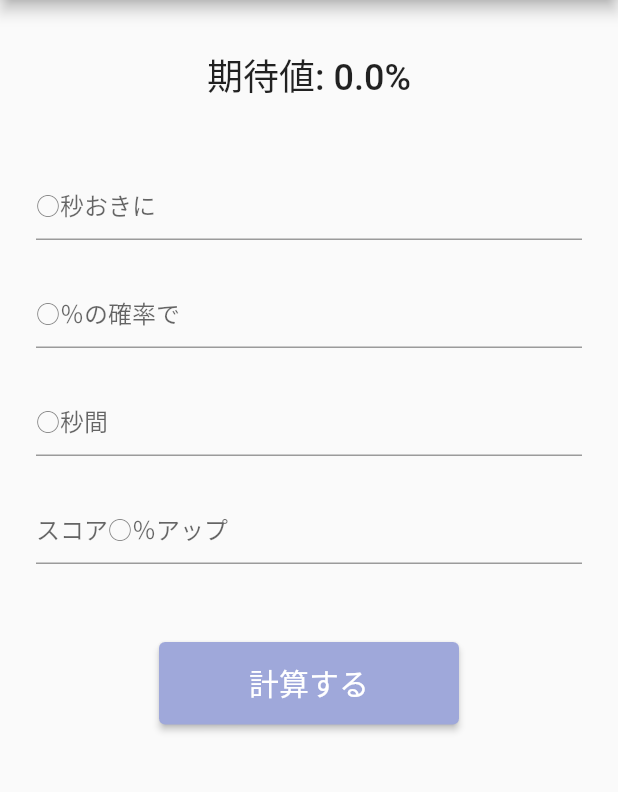
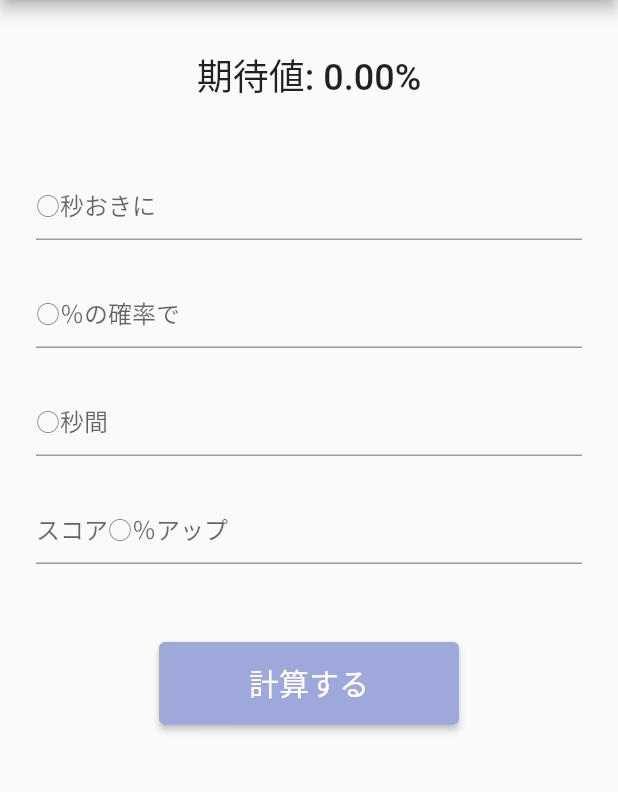
Before and after one commit to rerelurelu/UOA-EV-calculator, a Flutter app: the screen it shows after launch, on a phone screen of 412 x 824 dp, the part 84-876 px from its top. Run offline on Flutter 3.47's test engine with Material 2 defaults, Android fonts, the phone set to English and light mode, and no system bars; drawn by our look-alikes of keyboard_actions; our stand-ins replace new_gradient_app_bar.

Commit message:
☪️ refactor: Update contents

```diff
--- a/lib/view/main_page.dart
+++ b/lib/view/main_page.dart
@@ -30,7 +30,7 @@ class MainPage extends StatelessWidget {
                 children: [
                   SizedBox(height: 32),
                   Text(
-                    '期待値: 0.0%',
+                    '期待値: 0.00%',
                     style: TextStyle(
                       fontSize: 24,
                       fontWeight: FontWeight.w500,
```
